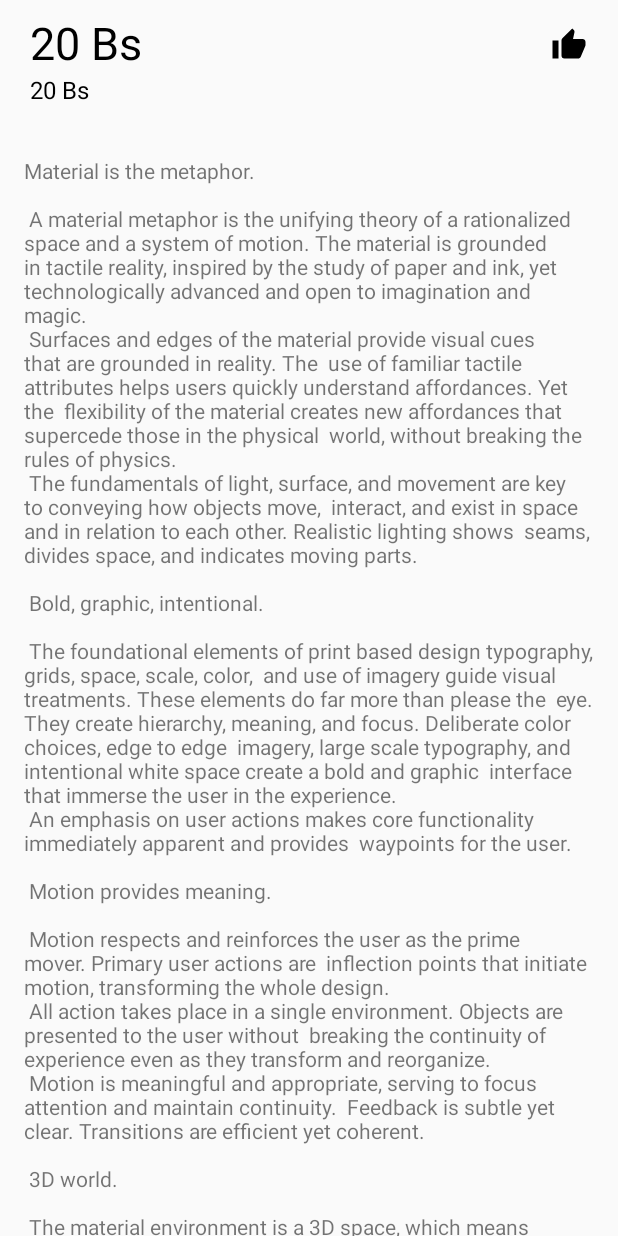
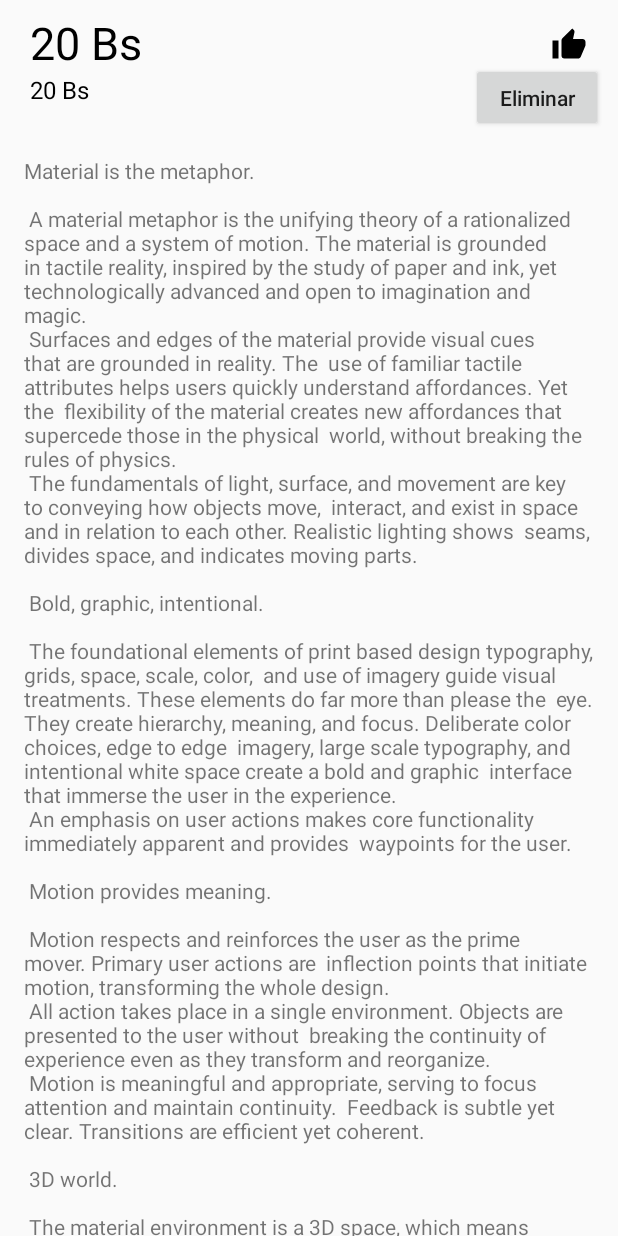
Before and after one commit to Mac3495/FoodAppUI, an Android app: the layout fragment_text.xml on its own in the app's theme, with its tools: preview values and no code run, on a phone screen of 412 x 824 dp. Run offline under Robolectric (Android 15) with nearby library versions, the phone set to English and light mode, and no system bars.

```diff
--- a/app/src/main/java/com/project/rafa/yourfood/ui/ProfileActivity.java
+++ b/app/src/main/java/com/project/rafa/yourfood/ui/ProfileActivity.java
@@ -1,5 +1,6 @@
 package com.project.rafa.yourfood.ui;
 
+import android.content.Intent;
 import android.support.annotation.NonNull;
 import android.support.v7.app.AppCompatActivity;
 import android.os.Bundle;
@@ -112,7 +113,9 @@ public class ProfileActivity extends AppCompatActivity implements FoodAdapter.on
 
     @Override
     public void onFoodSelected(Food food) {
-
+        Intent intent = new Intent(getApplicationContext(), DetailActivity.class);
+        intent.putExtra("food", food);
+        startActivity(intent);
     }
 
     public void followUser(String followedUserId){
--- a/app/src/main/res/layout/fragment_text.xml
+++ b/app/src/main/res/layout/fragment_text.xml
@@ -52,15 +52,23 @@
         <LinearLayout
             android:layout_width="match_parent"
             android:layout_height="wrap_content"
-            android:gravity="right">
+            android:gravity="right"
+            android:orientation="vertical">
 
             <ImageView
                 android:id="@+id/like"
                 android:layout_width="25dp"
-                android:layout_height="match_parent"
+                android:layout_height="wrap_content"
                 android:paddingTop="10dp"
                 android:layout_marginRight="10dp"
                 android:src="@drawable/ic_thumb_up" />
+
+            <Button
+                android:layout_width="wrap_content"
+                android:layout_height="wrap_content"
+                android:textAllCaps="false"
+                android:text="Eliminar"
+                android:id="@+id/btn_delete"/>
 
         </LinearLayout>
 
```
Also changed, not shown: app/src/main/java/com/project/rafa/yourfood/fragment/TextFragment.java (+104 -9 lines).
